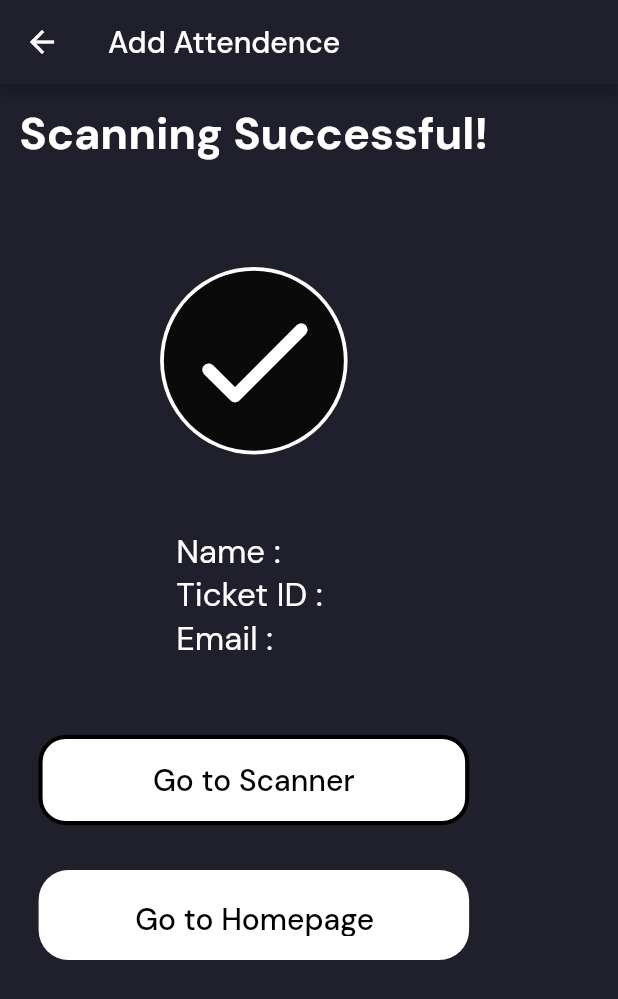
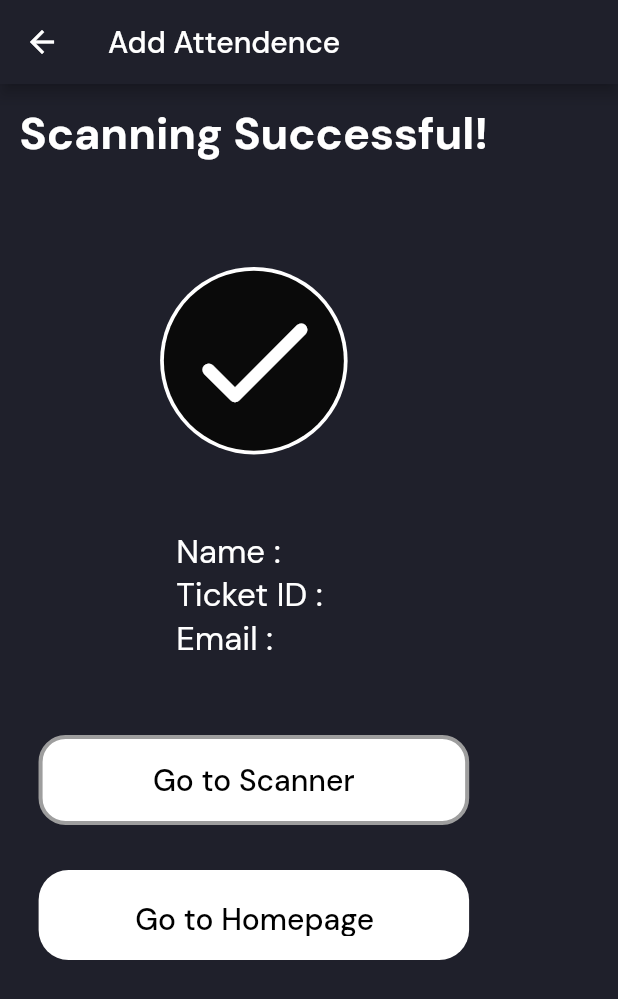
Before and after one commit to sreenath-kp/IEDC-Summit23-Admin, a Flutter app: the UserIDScreen screen opened directly with empty values, after a tap on "Approve", on a phone screen of 412 x 824 dp. Shown: the top 999 px of the screen. Run offline on Flutter 3.47's test engine with Material 2 defaults, Android fonts, the light colour scheme and no system bars; our stand-ins replace cloud_firestore, firebase_core, flutter_riverpod, google_fonts; missing offline and left inert: mobile_scanner; accounts and stored records are empty.

Commit message:
corrected the user id page for already approved

```diff
--- /dev/null
+++ b/lib/components/the_tick.dart
@@ -0,0 +1,26 @@
+import 'package:flutter/material.dart';
+
+class TheTick extends StatelessWidget {
+  const TheTick({super.key});
+
+  @override
+  Widget build(BuildContext context) {
+    return Container(
+      width: 120,
+      height: 120,
+      clipBehavior: Clip.antiAlias,
+      decoration: ShapeDecoration(
+        color: const Color.fromARGB(255, 10, 10, 10),
+        shape: RoundedRectangleBorder(
+          borderRadius: BorderRadius.circular(100),
+        ),
+      ),
+      child: const Center(
+        child: Icon(
+          Icons.done_rounded,
+          size: 100,
+        ),
+      ),
+    );
+  }
+}
--- a/lib/models/attendee_model.dart
+++ b/lib/models/attendee_model.dart
@@ -14,7 +14,7 @@ class Attendee {
   final String districtOfResidence;
   final String iedcRegistrationType;
   final String iedcRegistrationNumber;
-  bool isPresent = false;
+  final bool isPresent;
 
   Attendee({
     required this.name,
--- a/lib/screens/user_id_screen.dart
+++ b/lib/screens/user_id_screen.dart
@@ -1,8 +1,8 @@
 import 'package:flutter/material.dart';
 import 'package:flutter_riverpod/flutter_riverpod.dart';
-
 import 'package:summit_admin_app/components/progress_indicator.dart';
 import 'package:summit_admin_app/components/text_spanner.dart';
+import 'package:summit_admin_app/components/the_tick.dart';
 import 'package:summit_admin_app/controller/attendee_controller.dart';
 import 'package:summit_admin_app/models/attendee_model.dart';
 
@@ -77,26 +77,13 @@ class _UserIDScreenState extends ConsumerState<UserIDScreen> {
                       ),
                     ),
                     child: Center(
-                        child: _isApproved
-                            ? Container(
-                                width: 120,
-                                height: 120,
-                                clipBehavior: Clip.antiAlias,
-                                decoration: ShapeDecoration(
-                                  color: const Color.fromARGB(255, 10, 10, 10),
-                                  shape: RoundedRectangleBorder(
-                                    borderRadius: BorderRadius.circular(100),
+                      child: attendee.isPresent
+                          ? const TheTick()
+                          : _isApproved
+                              ? const TheTick()
+                              : const Text("Not Approved"),
                     ),
                   ),
-                                child: const Center(
-                                  child: Icon(
-                                    Icons.done_rounded,
-                                    size: 100,
-                                  ),
-                                ),
-                              )
-                            : const Text("Not Approved"),
-                      )),
                   const SizedBox(
                     height: 50,
                   ),
@@ -130,12 +117,21 @@ class _UserIDScreenState extends ConsumerState<UserIDScreen> {
                       shape: RoundedRectangleBorder(
                         side: BorderSide(
                           width: 2.70,
-                            color: _isApproved ? Colors.black : Colors.white),
+                          color: attendee.isPresent
+                              ? Colors.grey
+                              : _isApproved
+                                  ? Colors.black
+                                  : Colors.white,
+                        ),
                         borderRadius: BorderRadius.circular(18),
                       ),
                     ),
                     child: TextButton(
                       onPressed: () {
+                        if (attendee.isPresent) {
+                          widget.screenClosed();
+                          Navigator.of(context).pop();
+                        }
                         if (!_isApproved) {
                           _addAttendence(attendee);
                         } else {
@@ -145,7 +141,9 @@ class _UserIDScreenState extends ConsumerState<UserIDScreen> {
                       },
                       child: Center(
                         child: Text(
-                          _marked
+                          attendee.isPresent
+                              ? "Go to Scanner"
+                              : _marked
                                   ? "Go to Scanner"
                                   : !_isApproved
                                       ? "Approve "
```
Also changed, not shown: lib/controller/attendee_controller.dart (+0 -16 lines), lib/respository/attendee_repository.dart.dart (+0 -10 lines), lib/respository/townscript_repo.dart (+34 -2 lines), lib/screens/home_screen.dart (+11 -11 lines). Lines whose indentation alone changed are shown as unchanged.
